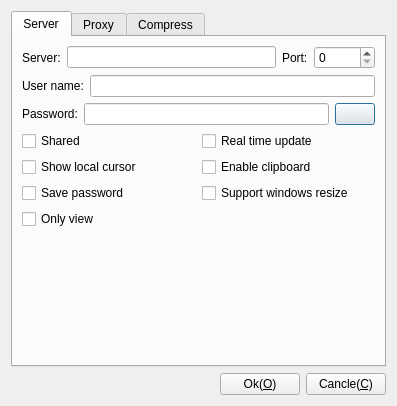
KangLin/RabbitRemoteControl, file Viewer/Plugins/TigerVnc/DlgSettingsTigerVnc.ui: the form before one commit.
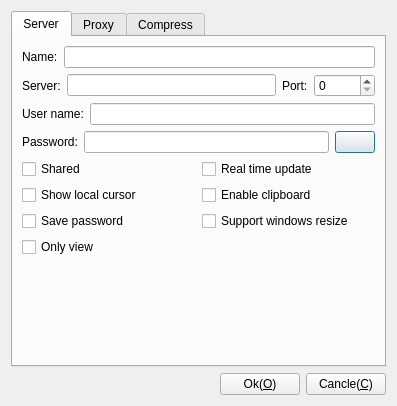
The form after the commit. Icons and pictures are not drawn.

Commit message: TigerVnc: modify setting dailog for name

The edit to the form file:
```diff
--- a/Viewer/Plugins/TigerVnc/DlgSettingsTigerVnc.ui
+++ b/Viewer/Plugins/TigerVnc/DlgSettingsTigerVnc.ui
@@ -28,7 +28,31 @@
        <string>Server</string>
       </attribute>
       <layout class="QGridLayout" name="gridLayout_5">
-       <item row="0" column="0" colspan="2">
+       <item row="0" column="0">
+        <layout class="QHBoxLayout" name="horizontalLayout_9">
+         <item>
+          <widget class="QLabel" name="label_11">
+           <property name="text">
+            <string>Name:</string>
+           </property>
+          </widget>
+         </item>
+         <item>
+          <widget class="QLineEdit" name="leName">
+           <property name="toolTip">
+            <string>Connecter name</string>
+           </property>
+           <property name="statusTip">
+            <string>Connecter name</string>
+           </property>
+           <property name="whatsThis">
+            <string>Connecter name</string>
+           </property>
+          </widget>
+         </item>
+        </layout>
+       </item>
+       <item row="1" column="0">
         <layout class="QHBoxLayout" name="horizontalLayout_3">
          <item>
           <widget class="QLabel" name="label">
@@ -60,7 +84,7 @@
          </item>
         </layout>
        </item>
-       <item row="1" column="0" colspan="2">
+       <item row="2" column="0">
         <layout class="QHBoxLayout" name="horizontalLayout">
          <item>
           <widget class="QLabel" name="label_2">
@@ -70,11 +94,11 @@
           </widget>
          </item>
          <item>
-          <widget class="QLineEdit" name="leName"/>
+          <widget class="QLineEdit" name="leUserName"/>
          </item>
         </layout>
        </item>
-       <item row="2" column="0" colspan="2">
+       <item row="3" column="0">
         <layout class="QHBoxLayout" name="horizontalLayout_2">
          <item>
           <widget class="QLabel" name="label_3">
@@ -115,7 +139,7 @@
          </item>
         </layout>
        </item>
-       <item row="3" column="0" colspan="2">
+       <item row="4" column="0">
         <layout class="QHBoxLayout" name="horizontalLayout_7">
          <item>
           <widget class="QCheckBox" name="cbShared">
@@ -133,7 +157,7 @@
          </item>
         </layout>
        </item>
-       <item row="4" column="0" colspan="2">
+       <item row="5" column="0">
         <layout class="QHBoxLayout" name="horizontalLayout_8">
          <item>
           <widget class="QCheckBox" name="cbLocalCursor">
@@ -151,7 +175,7 @@
          </item>
         </layout>
        </item>
-       <item row="5" column="0" colspan="2">
+       <item row="6" column="0">
         <layout class="QGridLayout" name="gridLayout">
          <item row="0" column="0">
           <widget class="QCheckBox" name="cbSave">
@@ -169,14 +193,14 @@
          </item>
         </layout>
        </item>
-       <item row="6" column="0">
+       <item row="7" column="0">
         <widget class="QCheckBox" name="cbOnlyView">
          <property name="text">
           <string>Only view</string>
          </property>
         </widget>
        </item>
-       <item row="7" column="1">
+       <item row="8" column="0">
         <spacer name="verticalSpacer_2">
          <property name="orientation">
           <enum>Qt::Vertical</enum>
```
Left out of the diff: 2 changed lines with no effect on the pictures. The commit also changes 1 other file.
